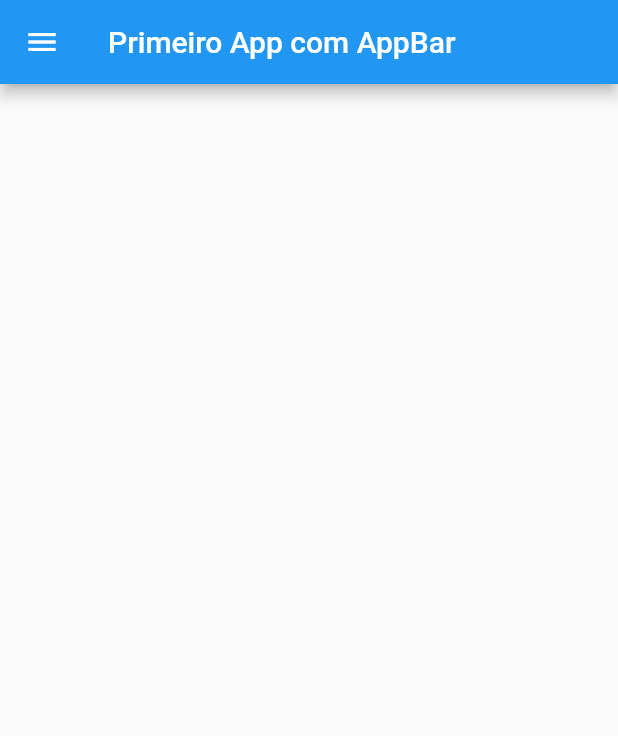
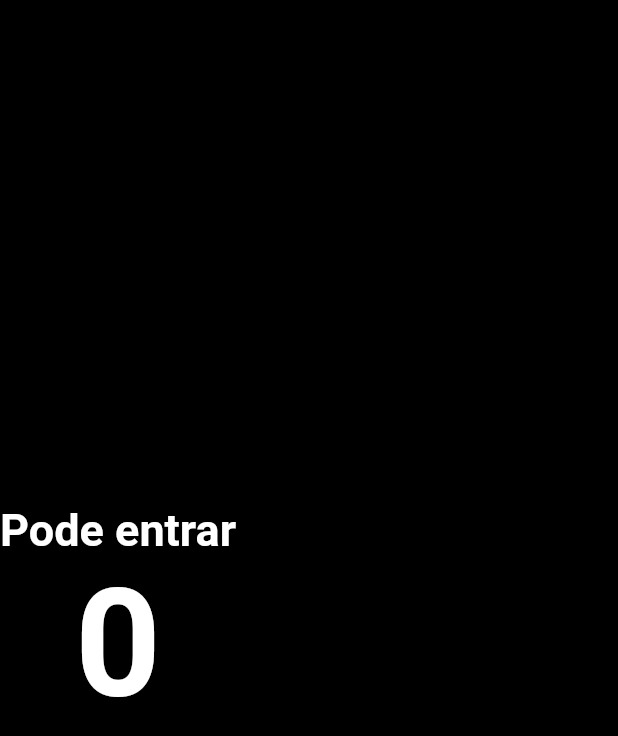
Before and after one commit to barrosar2022/programacao_para_dispositivos_moveis, a Flutter app: the screen it shows after launch, on a phone screen of 412 x 824 dp. Shown: the top 736 px of the screen. Run offline on Flutter 3.47's test engine with Material 2 defaults, Android fonts, the phone set to English and light mode, and no system bars.

Commit message:
Versão 05

```diff
--- a/lib/main.dart
+++ b/lib/main.dart
@@ -21,10 +21,26 @@ class HomePage extends StatelessWidget {
   @override
   Widget build(BuildContext context) {
     return Scaffold(
-      appBar: AppBar(
-        title: Text('Primeiro App com AppBar'),
+      backgroundColor: Colors.black,
+      body: Column(
+        mainAxisAlignment: MainAxisAlignment.center,
+        children: [
+          Text(
+            'Pode entrar',
+            style: TextStyle(
+                fontSize: 30,
+                color: Colors.white,
+                fontWeight: FontWeight.w700),
+          ),
+          Text(
+            '0',
+            style: TextStyle(
+                fontSize: 100,
+                color: Colors.white,
+                fontWeight: FontWeight.w700),
+          ),
+        ],
       ),
-      drawer: Drawer(),
     );
   }
 }
```
